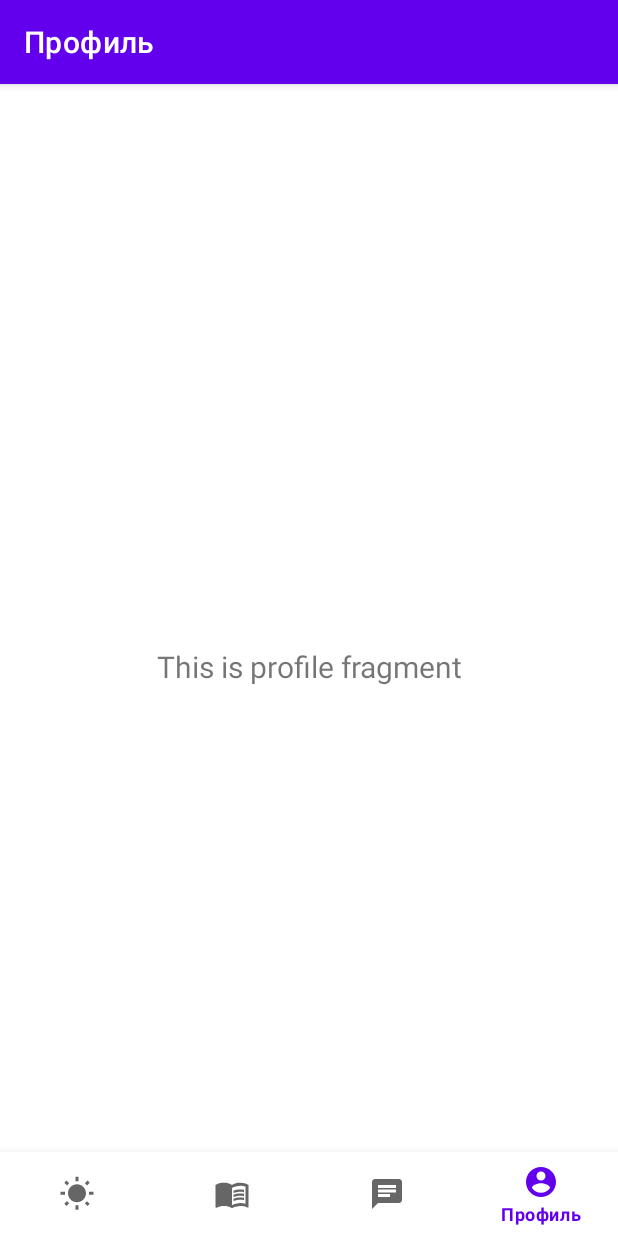
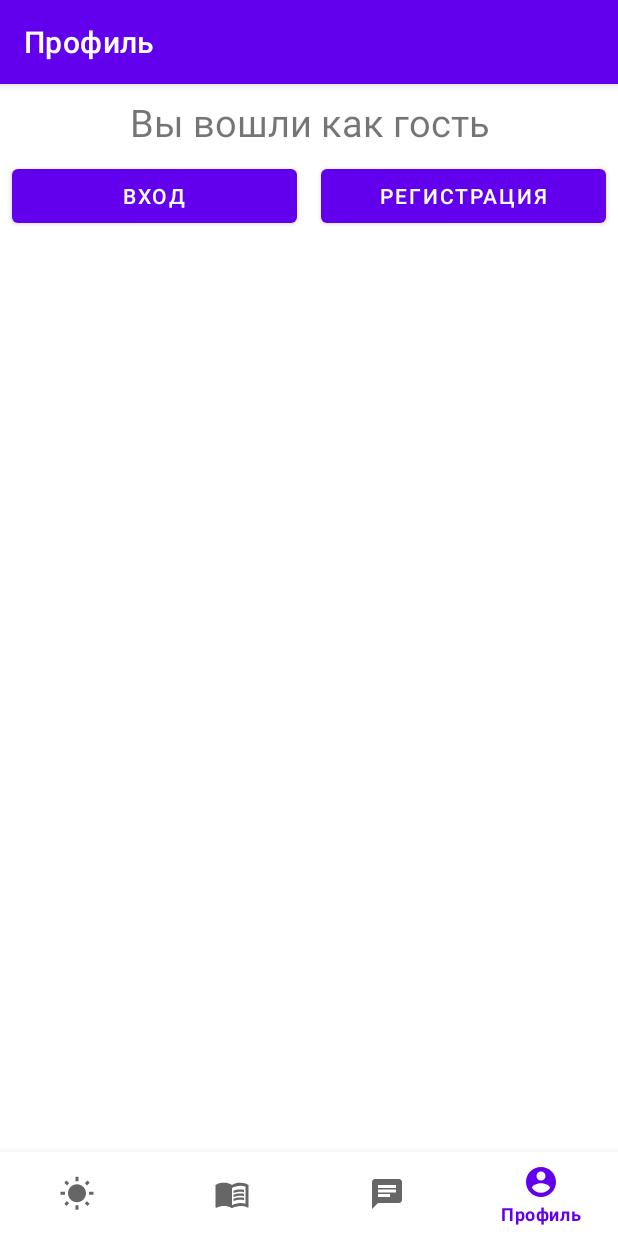
Before and after one commit to vladossy4/tbank-fishing, an Android app: the ProfileFragment screen opened through its navigation route, on a phone screen of 412 x 824 dp. Run offline under Robolectric (Android 15) with nearby library versions, the light colour scheme and no system bars; our stand-ins replace navigation-ui.

Commit message:
add login and register dialog

```diff
--- a/android/app/build.gradle.kts
+++ b/android/app/build.gradle.kts
@@ -41,6 +41,7 @@ dependencies {
     implementation(libs.lifecycle.viewmodel.ktx)
     implementation(libs.navigation.fragment)
     implementation(libs.navigation.ui)
+    implementation(libs.swiperefreshlayout)
     testImplementation(libs.junit)
     androidTestImplementation(libs.ext.junit)
     androidTestImplementation(libs.espresso.core)
--- a/android/app/src/main/java/com/salfetka/fishing/MainActivity.java
+++ b/android/app/src/main/java/com/salfetka/fishing/MainActivity.java
@@ -33,7 +33,6 @@ public class MainActivity extends AppCompatActivity {
         NavController navController = Navigation.findNavController(this, R.id.nav_host_fragment_activity_main);
         NavigationUI.setupActionBarWithNavController(this, navController, appBarConfiguration);
         NavigationUI.setupWithNavController(binding.navView, navController);
-
         binding.navView.setOnItemSelectedListener( item -> {
             NavOptions navOptions = new NavOptions.Builder()
                     .setEnterAnim(R.anim.nav_default_enter_anim)
--- a/android/app/src/main/java/com/salfetka/fishing/ui/profile/ProfileFragment.java
+++ b/android/app/src/main/java/com/salfetka/fishing/ui/profile/ProfileFragment.java
@@ -4,12 +4,12 @@ import android.os.Bundle;
 import android.view.LayoutInflater;
 import android.view.View;
 import android.view.ViewGroup;
-import android.widget.TextView;
 
 import androidx.annotation.NonNull;
 import androidx.fragment.app.Fragment;
 import androidx.lifecycle.ViewModelProvider;
 
+import com.salfetka.fishing.R;
 import com.salfetka.fishing.databinding.FragmentProfileBinding;
 
 public class ProfileFragment extends Fragment {
@@ -24,8 +24,15 @@ public class ProfileFragment extends Fragment {
         binding = FragmentProfileBinding.inflate(inflater, container, false);
         View root = binding.getRoot();
 
-        final TextView textView = binding.textNotifications;
-        profileViewModel.getText().observe(getViewLifecycleOwner(), textView::setText);
+        binding.profileUsername.setText(R.string.profile_login_guest);
+        binding.loginBtn.setOnClickListener( view -> {
+            LoginDialogFragment loginDialog = new LoginDialogFragment();
+            loginDialog.show(requireActivity().getSupportFragmentManager(), "loginDialog");
+        });
+        binding.registerBtn.setOnClickListener( view -> {
+            RegistrationDialogFragment registrationDialog = new RegistrationDialogFragment();
+            registrationDialog.show(requireActivity().getSupportFragmentManager(), "registrationDialog");
+        });
         return root;
     }
 
--- a/android/app/src/main/java/com/salfetka/fishing/ui/profile/ProfileViewModel.java
+++ b/android/app/src/main/java/com/salfetka/fishing/ui/profile/ProfileViewModel.java
@@ -6,14 +6,23 @@ import androidx.lifecycle.ViewModel;
 
 public class ProfileViewModel extends ViewModel {
 
-    private final MutableLiveData<String> mText;
+    public ProfileViewModel() {
 
-    public ProfileViewModel() {
-        mText = new MutableLiveData<>();
-        mText.setValue("This is profile fragment");
     }
 
-    public LiveData<String> getText() {
-        return mText;
+    /** Вход пользователя в аккаунт
+     * @param username имя пользователя
+     * @param password пароль */
+    public void login(String username, String password) {
+
     }
+
+    /** Регистрация пользователя
+     * @param username имя пользователя
+     * @param email email пользователя
+     * @param password пароль */
+    public void registration(String username, String email, String password) {
+
+    }
+
 }
--- a/android/app/src/main/java/com/salfetka/fishing/ui/weather/WeatherFragment.java
+++ b/android/app/src/main/java/com/salfetka/fishing/ui/weather/WeatherFragment.java
@@ -58,6 +58,10 @@ public class WeatherFragment extends Fragment {
         binding.daysWeather.setAdapter(daysAdapter);
         weatherViewModel.getHoursWeatherList().observe(getViewLifecycleOwner(), hoursAdapter::updateData);
         weatherViewModel.getDaysWeatherList().observe(getViewLifecycleOwner(), daysAdapter::updateData);
+        binding.weatherSwipeRefresh.setOnRefreshListener( () -> {
+            weatherViewModel.updateWeather();
+            binding.weatherSwipeRefresh.setRefreshing(false);
+        });
         return root;
     }
 
--- a/android/app/src/main/res/layout/fragment_profile.xml
+++ b/android/app/src/main/res/layout/fragment_profile.xml
@@ -1,5 +1,6 @@
 <?xml version="1.0" encoding="utf-8"?>
-<androidx.constraintlayout.widget.ConstraintLayout xmlns:android="http://schemas.android.com/apk/res/android"
+<androidx.constraintlayout.widget.ConstraintLayout
+    xmlns:android="http://schemas.android.com/apk/res/android"
     xmlns:app="http://schemas.android.com/apk/res-auto"
     xmlns:tools="http://schemas.android.com/tools"
     android:layout_width="match_parent"
@@ -7,16 +8,30 @@
     tools:context=".ui.profile.ProfileFragment">
 
     <TextView
-        android:id="@+id/text_notifications"
+        android:id="@+id/profile_username"
         android:layout_width="match_parent"
         android:layout_height="wrap_content"
-        android:layout_marginStart="8dp"
-        android:layout_marginTop="8dp"
-        android:layout_marginEnd="8dp"
+        android:layout_margin="8dp"
         android:textAlignment="center"
-        android:textSize="20sp"
-        app:layout_constraintBottom_toBottomOf="parent"
-        app:layout_constraintEnd_toEndOf="parent"
+        android:textSize="25sp"
         app:layout_constraintStart_toStartOf="parent"
         app:layout_constraintTop_toTopOf="parent" />
+    <Button
+        android:id="@+id/login_btn"
+        android:layout_width="0dp"
+        android:layout_height="wrap_content"
+        android:layout_margin="8dp"
+        android:text="@string/profile_login"
+        app:layout_constraintStart_toStartOf="parent"
+        app:layout_constraintTop_toBottomOf="@id/profile_username"
+        app:layout_constraintEnd_toStartOf="@id/register_btn"/>
+    <Button
+        android:id="@+id/register_btn"
+        android:layout_width="0dp"
+        android:layout_height="wrap_content"
+        android:layout_margin="8dp"
+        android:text="@string/profile_registration"
+        app:layout_constraintEnd_toEndOf="parent"
+        app:layout_constraintTop_toBottomOf="@id/profile_username"
+        app:layout_constraintStart_toEndOf="@id/login_btn"/>
 </androidx.constraintlayout.widget.ConstraintLayout>
--- a/android/app/src/main/res/values/strings.xml
+++ b/android/app/src/main/res/values/strings.xml
@@ -29,4 +29,12 @@
 
     <string name="chat_menu_copy">Копировать текст</string>
     <string name="chat_menu_deselect">Снять выделение</string>
+
+    <string name="profile_login_guest">Вы вошли как гость</string>
+    <string name="profile_login">Вход</string>
+    <string name="profile_logout">Выход</string>
+    <string name="profile_registration">Регистрация</string>
+    <string name="login">Логин</string>
+    <string name="password">Пароль</string>
+    <string name="email">Email</string>
 </resources>
--- a/android/gradle/libs.versions.toml
+++ b/android/gradle/libs.versions.toml
@@ -11,6 +11,7 @@ lifecycleLivedataKtx = "2.8.1"
 lifecycleViewmodelKtx = "2.8.1"
 navigationFragment = "2.7.7"
 navigationUi = "2.7.7"
+swiperefreshlayout = "1.1.0"
 
 [libraries]
 flexbox = { module = "com.google.android.flexbox:flexbox", version.ref = "flexbox" }
@@ -24,6 +25,7 @@ lifecycle-livedata-ktx = { group = "androidx.lifecycle", name = "lifecycle-lived
 lifecycle-viewmodel-ktx = { group = "androidx.lifecycle", name = "lifecycle-viewmodel-ktx", version.ref = "lifecycleViewmodelKtx" }
 navigation-fragment = { group = "androidx.navigation", name = "navigation-fragment", version.ref = "navigationFragment" }
 navigation-ui = { group = "androidx.navigation", name = "navigation-ui", version.ref = "navigationUi" }
+swiperefreshlayout = { group = "androidx.swiperefreshlayout", name = "swiperefreshlayout", version.ref = "swiperefreshlayout" }
 
 [plugins]
 android-application = { id = "com.android.application", version.ref = "agp" }
```
Also changed, not shown: android/app/src/main/java/com/salfetka/fishing/ui/profile/LoginDialogFragment.java (added, +48 -0 lines), android/app/src/main/java/com/salfetka/fishing/ui/profile/RegistrationDialogFragment.java (added, +50 -0 lines), android/app/src/main/res/layout/dialog_fragment_login.xml (added, +28 -0 lines), android/app/src/main/res/layout/dialog_fragment_registration.xml (added, +36 -0 lines), android/app/src/main/res/layout/fragment_weather.xml (+8 -1 lines).
